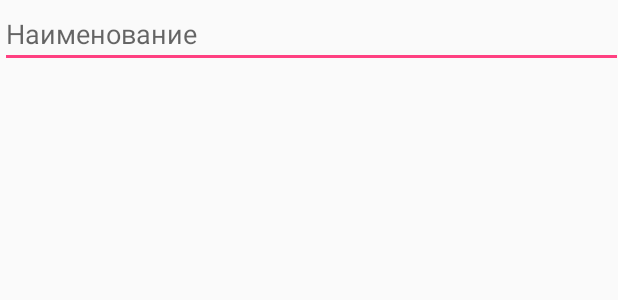
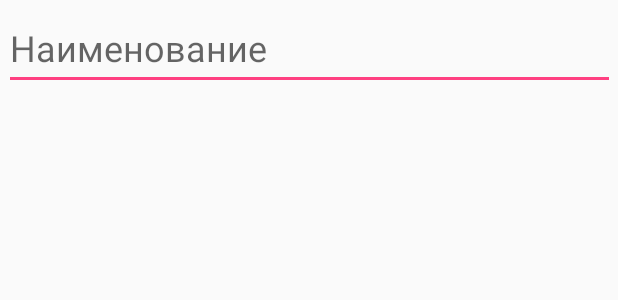
Before and after one commit to brm7777/brm_my_lesson, an Android app: the layout activity_subject_add.xml on its own in the app's theme, with its tools: preview values and no code run, on a phone screen of 412 x 824 dp. Shown: the top 300 px of the screen. Run offline under Robolectric (Android 15) with nearby library versions, the phone set to English and light mode, and no system bars.

Commit message:
Оптимизация внешнего вида форм

```diff
--- a/app/src/main/java/com/example/brm77/brm_my_lesson/data/MyCursorAdapter.java
+++ b/app/src/main/java/com/example/brm77/brm_my_lesson/data/MyCursorAdapter.java
@@ -16,6 +16,7 @@ public class MyCursorAdapter extends CursorAdapter{
     @Override
     public View newView(Context context, Cursor cursor, ViewGroup parent) {
         TextView view = new TextView(context);
+        view.setTextSize(24);
         return view;
     }
 
--- a/app/src/main/res/layout/activity_subject_add.xml
+++ b/app/src/main/res/layout/activity_subject_add.xml
@@ -7,24 +7,20 @@
     tools:context="com.example.brm77.brm_my_lesson.SubjectsAdd"
     tools:layout_editor_absoluteY="81dp">
 
-    <LinearLayout
-        android:id="@+id/linearLayout"
-        android:layout_width="415dp"
-        android:layout_height="727dp"
-        android:orientation="horizontal"
-        app:layout_constraintStart_toStartOf="parent"
-        app:layout_constraintTop_toTopOf="parent">
-
     <EditText
         android:id="@+id/edit_subject_name"
-            android:layout_width="0dp"
-            android:layout_height="wrap_content"
+        android:layout_width="407dp"
+        android:layout_height="56dp"
+        android:layout_marginTop="4dp"
         android:layout_weight="1"
         android:ems="10"
         android:hint="@string/subject_name"
         android:inputType="textPersonName"
         android:textColorHighlight="#00000000"
-            android:textColorLink="#000C0C0C" />
-    </LinearLayout>
+        android:textColorLink="#000C0C0C"
+        android:textSize="24sp"
+        app:layout_constraintEnd_toEndOf="parent"
+        app:layout_constraintStart_toStartOf="parent"
+        app:layout_constraintTop_toTopOf="parent" />
 
 </android.support.constraint.ConstraintLayout>
--- a/app/src/main/res/layout/card_view_item.xml
+++ b/app/src/main/res/layout/card_view_item.xml
@@ -19,7 +19,7 @@
             android:layout_height="wrap_content"
             android:padding="1dp"
             android:textColor="@color/cardview_dark_background"
-            android:textSize="18sp"
+            android:textSize="12pt"
             android:id="@+id/Lesson_name"/>
 </LinearLayout>
 </android.support.v7.widget.CardView>
--- a/app/src/main/res/layout/fragment_lesson.xml
+++ b/app/src/main/res/layout/fragment_lesson.xml
@@ -6,9 +6,10 @@
              tools:context=".LessonsFragment">
 
     <android.support.v7.widget.RecyclerView
+        android:id="@+id/rv"
         android:layout_width="match_parent"
         android:layout_height="match_parent"
-        android:id="@+id/rv">
-    </android.support.v7.widget.RecyclerView>
+        android:scrollbarSize="4dp"
+        tools:itemCount="13"></android.support.v7.widget.RecyclerView>
 
 </FrameLayout>
```
Also changed, not shown: app/src/main/res/layout/activity_lesson_add.xml (+5 -14 lines), app/src/main/res/layout/fragment_subjects.xml (+5 -5 lines). Lines whose indentation alone changed are shown as unchanged.
